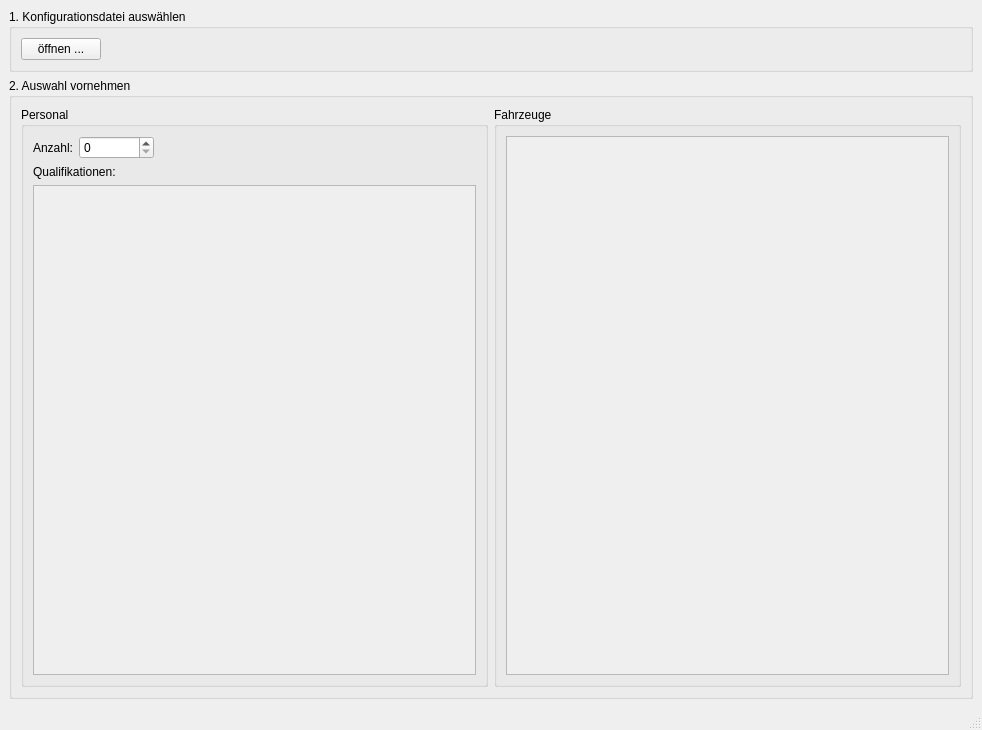
Qt form testdbwindow.ui (ifconfig/besetzungsrechnerqt) before a commit.
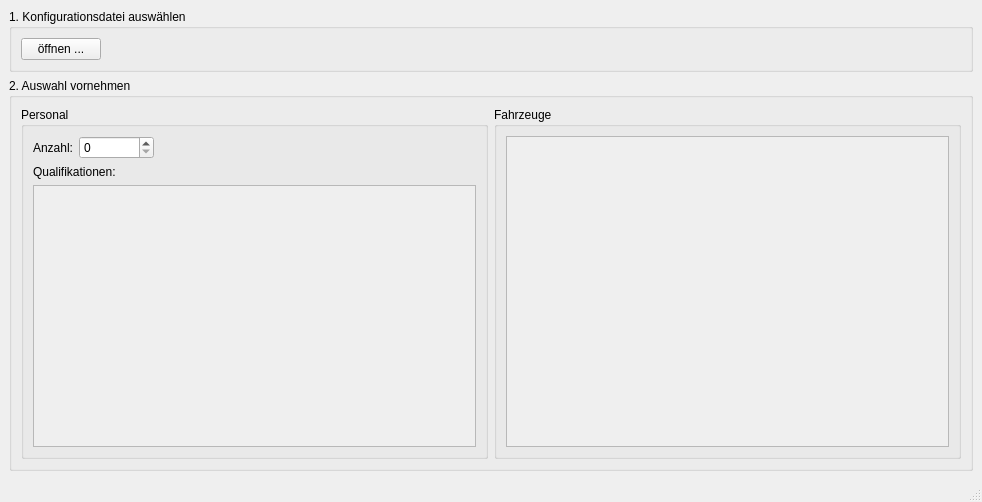
The same form after that commit.

The edit to the form file:
```diff
--- a/testdbwindow.ui
+++ b/testdbwindow.ui
@@ -7,7 +7,7 @@
     <x>0</x>
     <y>0</y>
     <width>982</width>
-    <height>730</height>
+    <height>502</height>
    </rect>
   </property>
   <property name="windowTitle">
@@ -38,7 +38,7 @@
                <x>0</x>
                <y>0</y>
                <width>447</width>
-               <height>541</height>
+               <height>313</height>
               </rect>
              </property>
             </widget>
@@ -64,7 +64,7 @@
                <x>0</x>
                <y>0</y>
                <width>447</width>
-               <height>494</height>
+               <height>266</height>
               </rect>
              </property>
             </widget>
```
